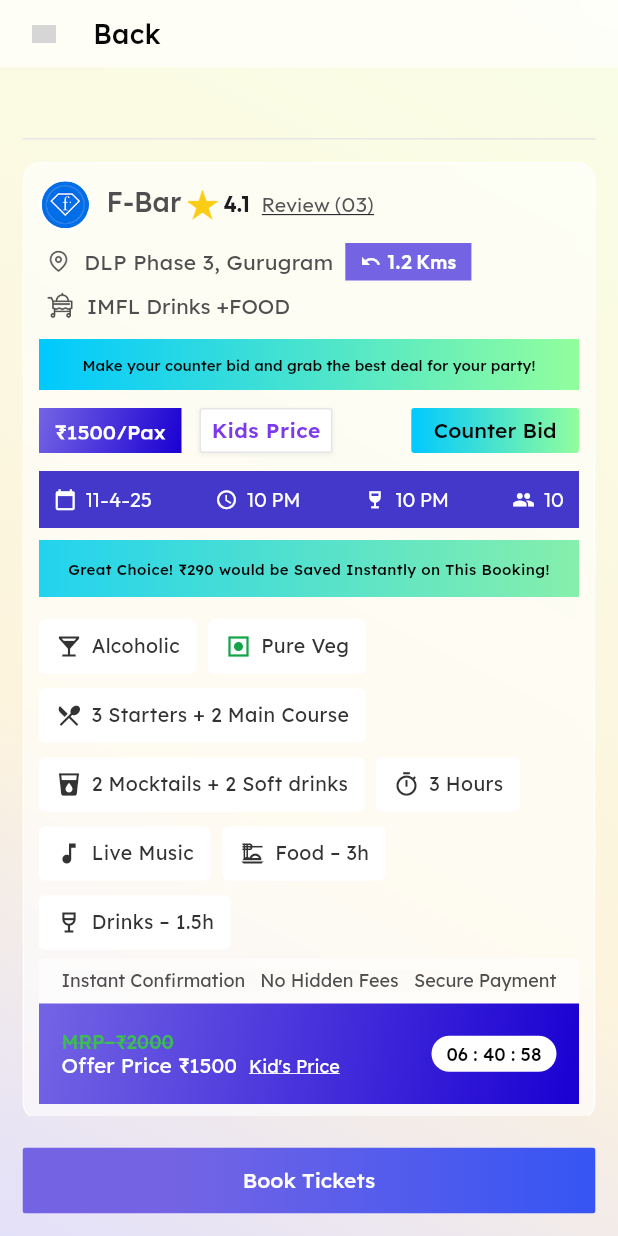
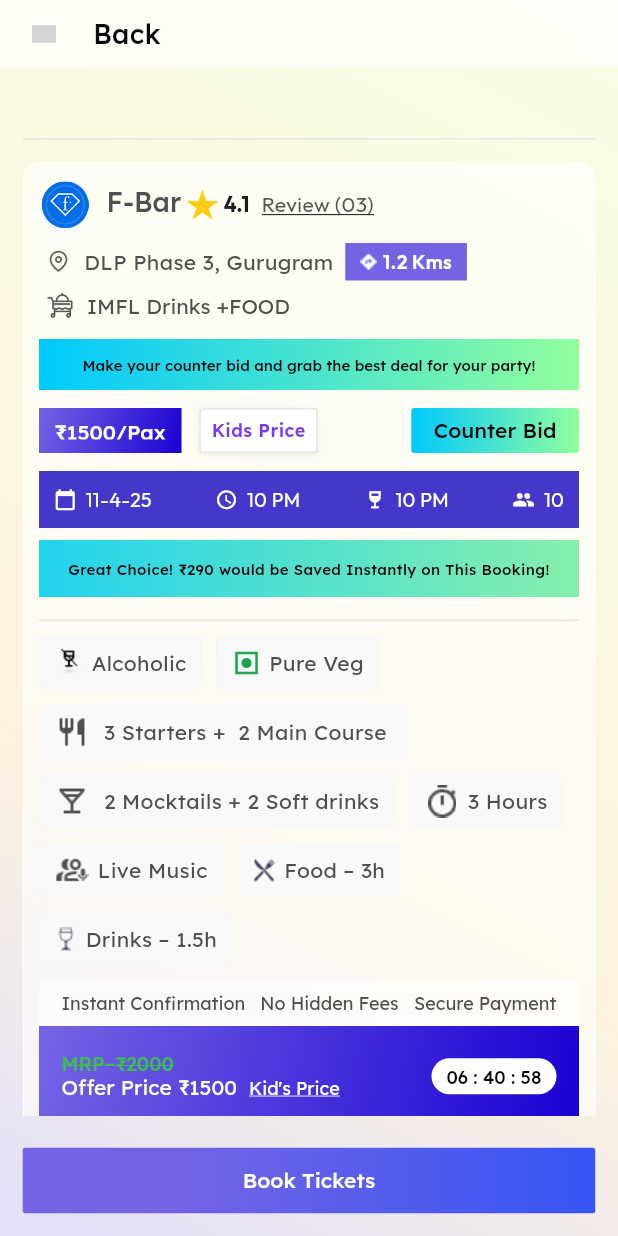
Before and after one commit to devesh-whiterapps/partywitty, a Flutter app: the CarnivalDetailScreen screen opened directly, on a phone screen of 412 x 824 dp. Run offline on Flutter 3.47's test engine with Material 3 defaults, Android fonts, the phone set to English and light mode, and no system bars; our stand-ins replace equatable, flutter_bloc, flutter_dotenv, flutter_svg, google_fonts, image_picker; missing offline and left inert: gradient_txt, razorpay_flutter; network calls fail; grey boxes are pictures that could not be loaded.

Commit message:
fix:solves completly

```diff
--- a/lib/presentation/screens/carnival_detail_screen.dart
+++ b/lib/presentation/screens/carnival_detail_screen.dart
@@ -12,6 +12,7 @@ import '../widgets/carnival/event_info_card.dart';
 import '../widgets/event_options_switcher.dart';
 import '../widgets/event_listing_card.dart';
 import '../widgets/gradient_background.dart';
+import '../widgets/share_event_modal.dart';
 import '../../domain/models/event_model.dart';
 import '../../domain/models/artist_model.dart';
 import '../../domain/models/user_activity_model.dart';
@@ -395,7 +396,7 @@ class _CarnivalDetailScreenState extends State<CarnivalDetailScreen> {
               ),
               child: Row(
                 children: [
-                  const Icon(Icons.undo, size: 14, color: Colors.white),
+                  Image.asset('assets/icons/Vector (1).png'),
                   const SizedBox(width: 4),
                   Text(
                     '1.2 Kms',
@@ -532,6 +533,7 @@ class _CarnivalDetailScreenState extends State<CarnivalDetailScreen> {
                   style: GoogleFonts.lexend(
                     color: const Color(0xFF7C3AED),
                     fontWeight: FontWeight.w600,
+                    fontSize: 12,
                   ),
                 ),
               ),
@@ -625,33 +627,66 @@ class _CarnivalDetailScreenState extends State<CarnivalDetailScreen> {
         ),
         const SizedBox(height: 15),
 
+        // Divider line
+        Container(
+          width: double.infinity,
+          height: 1,
+          color: const Color.fromARGB(232, 230, 230, 230),
+        ),
+        const SizedBox(height: 10),
+
         // Feature Chips Section
         SizedBox(
           width: double.infinity,
           child: Wrap(
-            spacing: 8,
+            spacing: 10,
             runSpacing: 10,
             alignment: WrapAlignment.start,
             crossAxisAlignment: WrapCrossAlignment.center,
             children: [
-              _buildFeatureChip(Icons.local_bar, 'Alcoholic'),
-              _buildFeatureChip(null, 'Pure Veg'),
               _buildFeatureChip(
-                Icons.restaurant_menu,
-                '3 Starters + 2 Main Course',
+                iconAsset: 'assets/icons/No alcohol icon.png',
+                label: 'Alcoholic',
+                isAlcoholIcon: true,
               ),
               _buildFeatureChip(
-                Icons.local_drink,
-                '2 Mocktails + 2 Soft drinks',
-              ),
-              _buildFeatureChip(Icons.timer_outlined, '3 Hours'),
-              _buildFeatureChip(Icons.music_note, 'Live Music'),
-              _buildFeatureChip(Icons.dinner_dining_outlined, 'Food – 3h'),
-              _buildFeatureChip(Icons.wine_bar_outlined, 'Drinks – 1.5h'),
-            ],
-          ),
-        ),
-        const SizedBox(height: 6),
+                iconAsset: 'assets/icons/veg_indicator.png',
+                label: 'Pure Veg',
+              ),
+              _buildFeatureChip(
+                iconAsset: 'assets/icons/restaurant.png',
+                label: ' 3 Starters +  2 Main Course ',
+                iconSize: 24,
+              ),
+              _buildFeatureChip(
+                iconAsset: 'assets/icons/local_bar.png',
+                label: ' 2 Mocktails + 2 Soft drinks',
+                iconSize: 24,
+              ),
+              _buildFeatureChip(
+                iconAsset: 'assets/icons/timer2.png',
+                label: '3 Hours',
+                iconSize: 24,
+              ),
+              _buildFeatureChip(
+                iconAsset: 'assets/icons/interpreter_mode.png',
+                label: 'Live Music',
+                iconSize: 24,
+              ),
+              _buildFeatureChip(
+                iconAsset: 'assets/icons/SVG.png',
+                label: 'Food – 3h',
+                iconSize: 16,
+              ),
+              _buildFeatureChip(
+                iconAsset: 'assets/icons/SVG (1).png',
+                label: 'Drinks – 1.5h',
+                iconSize: 16,
+              ),
+            ],
+          ),
+        ),
+        const SizedBox(height: 10),
 
         // Confirmation Texts and Final Price Container
         SizedBox(
@@ -847,49 +882,61 @@ class _CarnivalDetailScreenState extends State<CarnivalDetailScreen> {
     );
   }
 
-  Widget _buildFeatureChip(IconData? icon, String label) {
-    final isVeg = label == 'Pure Veg';
-
-    return Container(
-      padding: const EdgeInsets.symmetric(horizontal: 10, vertical: 8),
-      decoration: BoxDecoration(
-        color: const Color.fromARGB(244, 255, 255, 255).withOpacity(1),
+  Widget _buildFeatureChip({
+    required String iconAsset,
+    required String label,
+    double iconSize = 20,
+    double fontSize = 14,
+    bool isAlcoholIcon = false,
+  }) {
+    return ClipRRect(
       borderRadius: BorderRadius.circular(4),
-        border: Border.all(
-          color: const Color.fromARGB(242, 255, 255, 255),
-          width: 1,
-        ),
+      child: BackdropFilter(
+        filter: ImageFilter.blur(sigmaX: 50, sigmaY: 50),
+        child: Container(
+          height: 36,
+          padding: const EdgeInsets.symmetric(horizontal: 10, vertical: 7),
+          decoration: BoxDecoration(
+            color: const Color(0xFFF9F9F9),
+            borderRadius: BorderRadius.circular(4),
           ),
           child: Row(
             mainAxisSize: MainAxisSize.min,
             children: [
-          // Icon
-          isVeg
-              ? Image.asset(
-                  'assets/icons/veg_indicator.png',
-                  width: 18,
-                  height: 18,
+              // Icon with optional strike-through for alcohol
+              if (isAlcoholIcon)
+                SizedBox(
+                  width: iconSize,
+                  height: iconSize,
+                  child: Image.asset(
+                    iconAsset,
+                    width: iconSize,
+                    height: iconSize,
                     fit: BoxFit.contain,
+                    color: const Color(0xFF070707),
+                  ),
                 )
-              : icon != null
-              ? Icon(icon, size: 18, color: const Color(0xFF333333))
-              : const SizedBox(width: 18),
-          const SizedBox(width: 6),
+              else
+                Image.asset(
+                  iconAsset,
+                  width: iconSize,
+                  height: iconSize,
+                  fit: BoxFit.contain,
+                ),
+              const SizedBox(width: 5),
               // Text
-          Flexible(
-            child: Text(
+              Text(
                 label,
                 style: GoogleFonts.lexend(
-                fontSize: 13,
+                  fontSize: fontSize,
                   fontWeight: FontWeight.w400,
-                color: const Color(0xFF333333),
-                height: 1.3,
-              ),
-              maxLines: 1,
-              overflow: TextOverflow.ellipsis,
-            ),
-          ),
-        ],
+                  color: const Color(0xFF4F4F4F),
+                  height: 20 / fontSize,
+                ),
+              ),
+            ],
+          ),
+        ),
       ),
     );
   }
@@ -974,7 +1021,13 @@ class _CarnivalDetailScreenState extends State<CarnivalDetailScreen> {
                 _buildCircleIconButton(
                   assetPath: 'assets/icons/sharevector.png',
                   size: iconSize,
-                  onTap: () {},
+                  onTap: () {
+                    showModalBottomSheet(
+                      context: context,
+                      backgroundColor: Colors.transparent,
+                      builder: (context) => const ShareEventModal(),
+                    );
+                  },
                 ),
               ],
             ),
--- a/lib/presentation/widgets/event_listing_card.dart
+++ b/lib/presentation/widgets/event_listing_card.dart
@@ -26,6 +26,7 @@ class EventListingCard extends StatefulWidget {
   final VoidCallback? onBuyTickets;
   final VoidCallback? onBookTable;
   final VoidCallback? onViewDetails;
+  final VoidCallback? onShare;
   final CardType cardType;
   final bool
   isLowestPrice; // When true, shows yellow gradient on View Details button
@@ -38,6 +39,7 @@ class EventListingCard extends StatefulWidget {
     this.onBuyTickets,
     this.onBookTable,
     this.onViewDetails,
+    this.onShare,
     this.cardType = CardType.carnival,
     this.isLowestPrice = false, // Default to purple gradient
   });
@@ -140,6 +142,7 @@ class _EventListingCardState extends State<EventListingCard> {
           : 'assets/images/discount.png',
       showFilterBadge: showFilterBadge,
       bannerType: bannerType,
+      onShare: widget.onShare,
     );
   }
 
```
Also changed, not shown: lib/presentation/screens/event_listing_screen.dart (+16 -1 lines), lib/presentation/widgets/f_bar_card.dart (+146 -38 lines), lib/presentation/widgets/share_event_modal.dart (+59 -67 lines), assets/icons/Facebook.png (added), assets/icons/Vector (1).png (added), assets/icons/insta.png (added), assets/icons/timer2.png (added), assets/icons/twitter.png (added), assets/icons/whatsaap.png (added), assets/images/Event Pass.png, 1 other file. Lines whose indentation alone changed are shown as unchanged.
